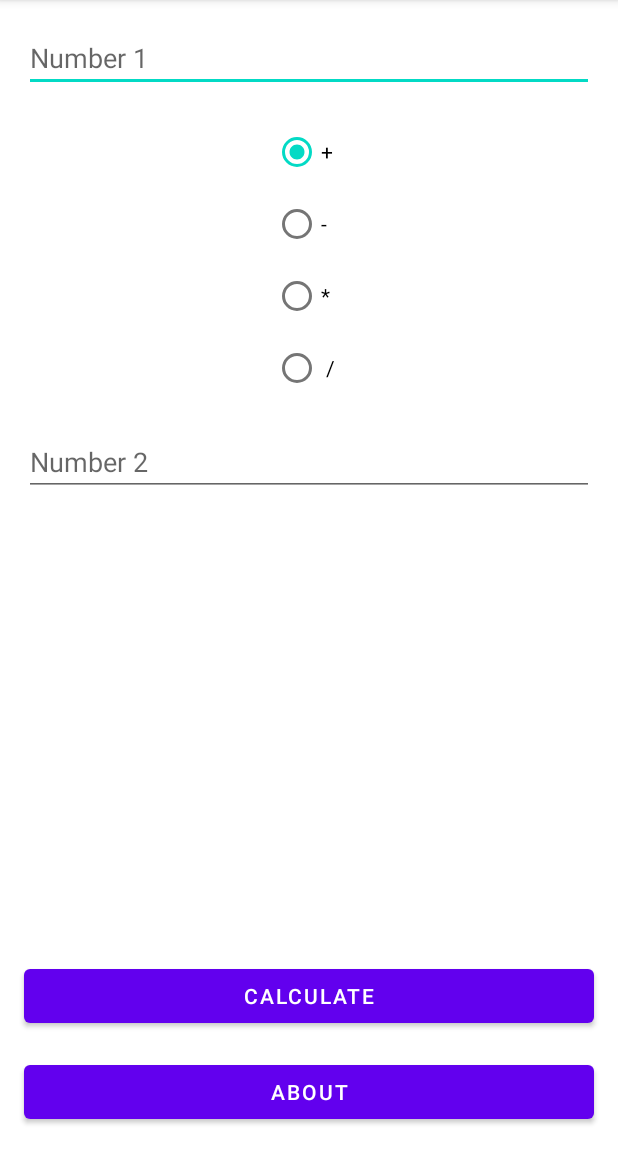
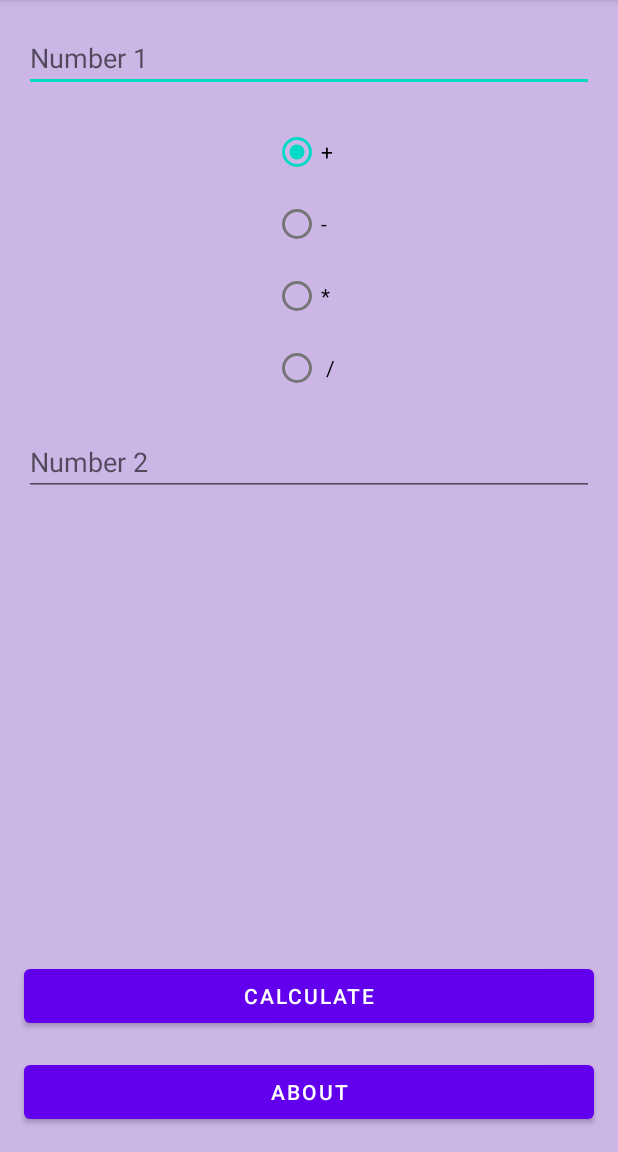
Before and after one commit to anouar-derdouri-development/copy-of-calculator, an Android app: the screen it shows after launch (MainActivity), on a phone screen of 412 x 824 dp, the part 84-1236 px from its top. Run offline under Robolectric (Android 15) with nearby library versions, the phone set to English and light mode, and no system bars.

Commit message:
Activities background modified

```diff
--- a/app/src/main/res/layout/activity_about.xml
+++ b/app/src/main/res/layout/activity_about.xml
@@ -4,6 +4,7 @@
     xmlns:tools="http://schemas.android.com/tools"
     android:layout_width="match_parent"
     android:layout_height="match_parent"
+    android:background="@color/color1"
     tools:context=".AboutActivity">
 
     <TextView
--- a/app/src/main/res/layout/activity_main.xml
+++ b/app/src/main/res/layout/activity_main.xml
@@ -4,6 +4,7 @@
     xmlns:tools="http://schemas.android.com/tools"
     android:layout_width="match_parent"
     android:layout_height="match_parent"
+    android:background="@color/color1"
     tools:context=".MainActivity">
 
     <EditText
--- a/app/src/main/res/values/colors.xml
+++ b/app/src/main/res/values/colors.xml
@@ -7,4 +7,5 @@
     <color name="teal_700">#FF018786</color>
     <color name="black">#FF000000</color>
     <color name="white">#FFFFFFFF</color>
+    <color name="color1">#CCB6E6</color>
 </resources>
```
